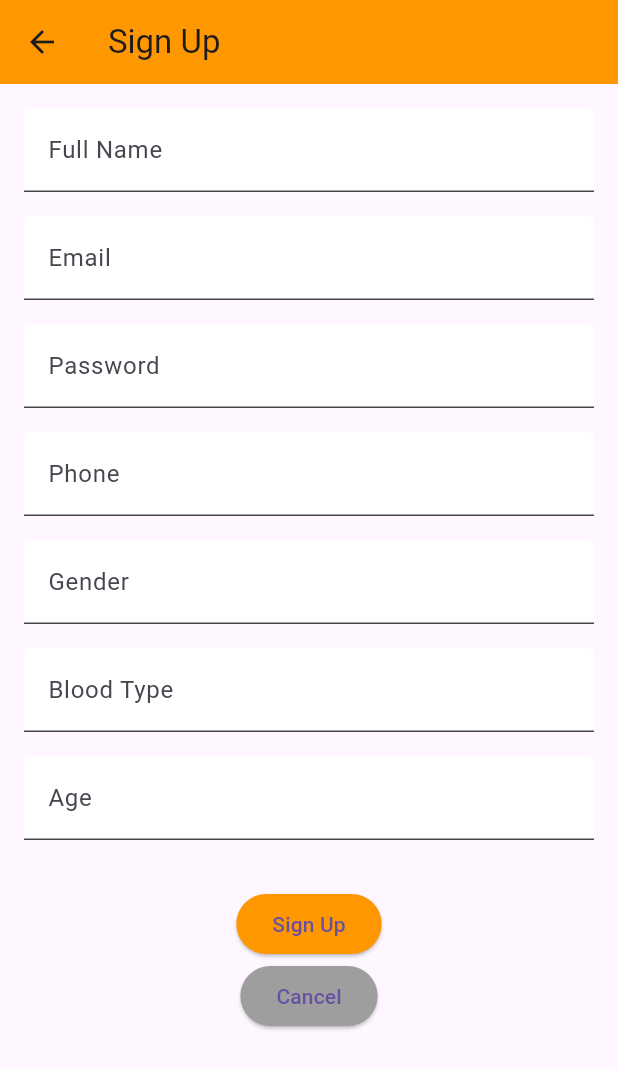
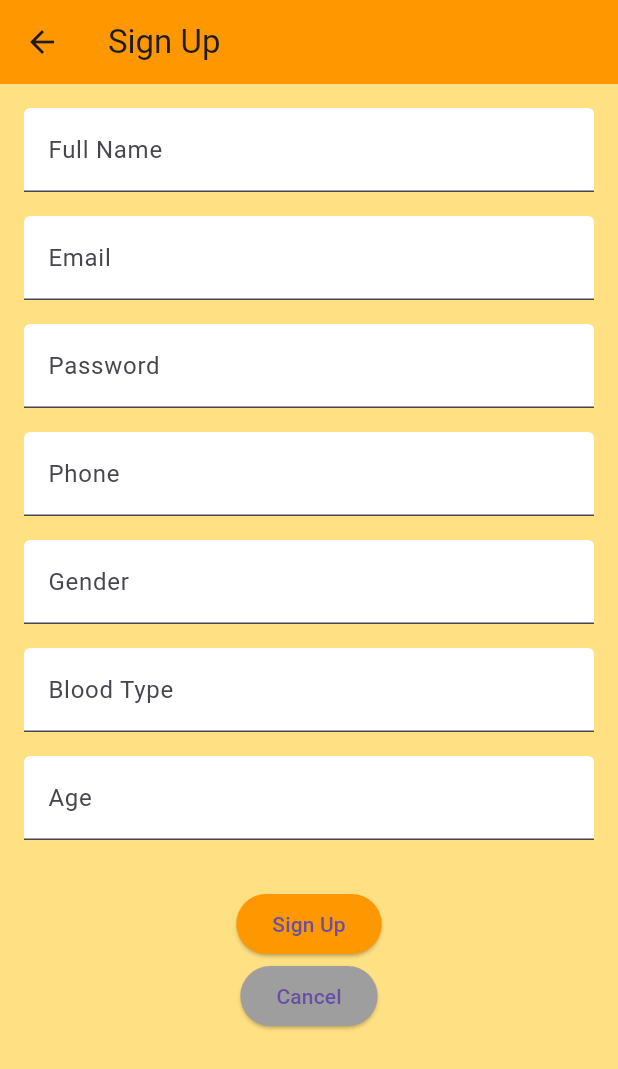
Before and after one commit to Project-Beevent/Beevent_mobile, a Flutter app: the screen it shows after launch, after a tap on "Sign Up", on a phone screen of 412 x 824 dp. Shown: the top 1069 px of the screen. Run offline on Flutter 3.47's test engine with Material 3 defaults, Android fonts, the light colour scheme and no system bars; network calls fail.

Commit message:
UI design issues fixed (overflow, color change etc) vol 9

```diff
--- a/lib/View/AddRequestPage.dart
+++ b/lib/View/AddRequestPage.dart
@@ -55,7 +55,7 @@ class _AddRequestPageState extends State<AddRequestPage> {
                 ),
                 SizedBox(height: 20),
                 Container(
-                  padding: EdgeInsets.symmetric(horizontal: 128.0),
+                  padding: EdgeInsets.symmetric(horizontal: 12.0),
                   decoration: BoxDecoration(
                     border: Border.all(color: Colors.black),
                     borderRadius: BorderRadius.circular(5.0),
@@ -119,7 +119,7 @@ class _AddRequestPageState extends State<AddRequestPage> {
                 ),
                 SizedBox(height: 10),
                 Container(
-                  padding: EdgeInsets.symmetric(horizontal: 132.0),
+                  padding: EdgeInsets.symmetric(horizontal: 12.0),
                   decoration: BoxDecoration(
                     border: Border.all(color: Colors.black),
                     borderRadius: BorderRadius.circular(5.0),
--- a/lib/View/EditRequestPage.dart
+++ b/lib/View/EditRequestPage.dart
@@ -84,7 +84,7 @@ class _EditRequestPageState extends State<EditRequestPage> {
                 ),
                 SizedBox(height: 20),
                 Container(
-                  padding: EdgeInsets.symmetric(horizontal: 128.0),
+                  padding: EdgeInsets.symmetric(horizontal: 12.0),
                   decoration: BoxDecoration(
                     border: Border.all(color: Colors.black),
                     borderRadius: BorderRadius.circular(5.0),
@@ -148,7 +148,7 @@ class _EditRequestPageState extends State<EditRequestPage> {
                 ),
                 SizedBox(height: 10),
                 Container(
-                  padding: EdgeInsets.symmetric(horizontal: 132.0),
+                  padding: EdgeInsets.symmetric(horizontal: 12.0),
                   decoration: BoxDecoration(
                     border: Border.all(color: Colors.black),
                     borderRadius: BorderRadius.circular(5.0),
@@ -181,7 +181,7 @@ class _EditRequestPageState extends State<EditRequestPage> {
                 ),
                 SizedBox(height: 10),
                 Container(
-                  padding: EdgeInsets.symmetric(horizontal: 90.0),
+                  padding: EdgeInsets.symmetric(horizontal: 70.0),
                   decoration: BoxDecoration(
                     border: Border.all(color: Colors.black),
                     borderRadius: BorderRadius.circular(5.0),
--- a/lib/View/MyRequests.dart
+++ b/lib/View/MyRequests.dart
@@ -42,6 +42,7 @@ class _MyRequestsState extends State<MyRequests> {
   @override
   Widget build(BuildContext context) {
     return Scaffold(
+      backgroundColor: Colors.amber.shade200,
       appBar: AppBar(
         title: Text('My Requests'),
         backgroundColor: Colors.orange,
--- a/lib/View/ProfilePage.dart
+++ b/lib/View/ProfilePage.dart
@@ -67,7 +67,7 @@ class _ProfilePageState extends State<ProfilePage> {
               const SizedBox(height: 10),
               Card(
                 elevation: 5,
-                color: Colors.limeAccent,
+                color: Colors.lightGreen,
                 child: Padding(
                   padding: const EdgeInsets.all(20.0),
                   child: Column(
--- a/lib/View/SignUpPage.dart
+++ b/lib/View/SignUpPage.dart
@@ -19,6 +19,7 @@ class SignUpPage extends StatelessWidget {
         title: Text('Sign Up'),
         backgroundColor: Colors.orange,
       ),
+      backgroundColor: Colors.amber.shade200,
       body: SingleChildScrollView(
         child: Padding(
           padding: const EdgeInsets.all(16.0),
@@ -122,7 +123,7 @@ class SignUpPage extends StatelessWidget {
                   }
                 },
                 style: ElevatedButton.styleFrom(
-                  primary: Colors.orange,
+                  backgroundColor: Colors.orange,
                 ),
                 child: Text('Sign Up'),
               ),
@@ -131,7 +132,7 @@ class SignUpPage extends StatelessWidget {
                   Navigator.pop(context);
                 },
                 style: ElevatedButton.styleFrom(
-                  primary: Colors.grey,
+                  backgroundColor: Colors.grey,
                 ),
                 child: Text('Cancel'),
               ),
--- a/lib/View/main.dart
+++ b/lib/View/main.dart
@@ -80,7 +80,7 @@ class _HomePageState extends State<HomePage> {
         ),
         child: Column(
           children: <Widget>[
-            SizedBox(height: 80,),
+            SizedBox(height: 25,),
             Padding(
               padding: EdgeInsets.all(20),
               child: Column(
@@ -98,7 +98,7 @@ class _HomePageState extends State<HomePage> {
                 ],
               ),
             ),
-            SizedBox(height: 20,),
+            SizedBox(height: 25,),
             Expanded(
               child: Container(
                 decoration: BoxDecoration(
@@ -108,7 +108,7 @@ class _HomePageState extends State<HomePage> {
                   padding: EdgeInsets.all(30),
                   child: Column(
                     children: <Widget>[
-                      SizedBox(height: 60,),
+                      SizedBox(height: 50,),
                       Container(
                         padding: EdgeInsets.all(20),
                         decoration: BoxDecoration(
```
